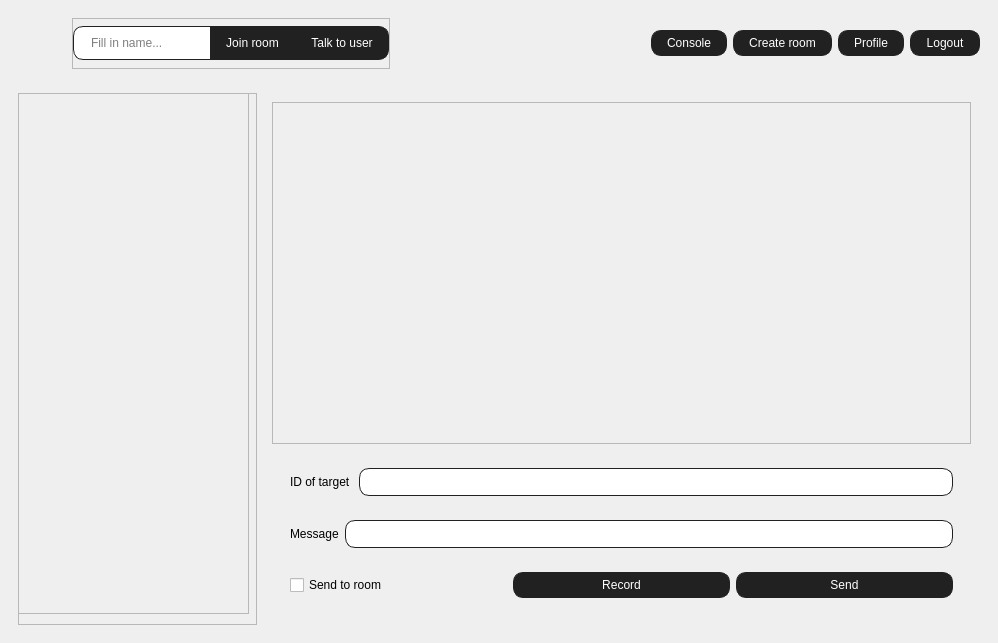
sarek167/PWChat, file PWChat/client/ui/mainwindow.ui: the form before one commit.
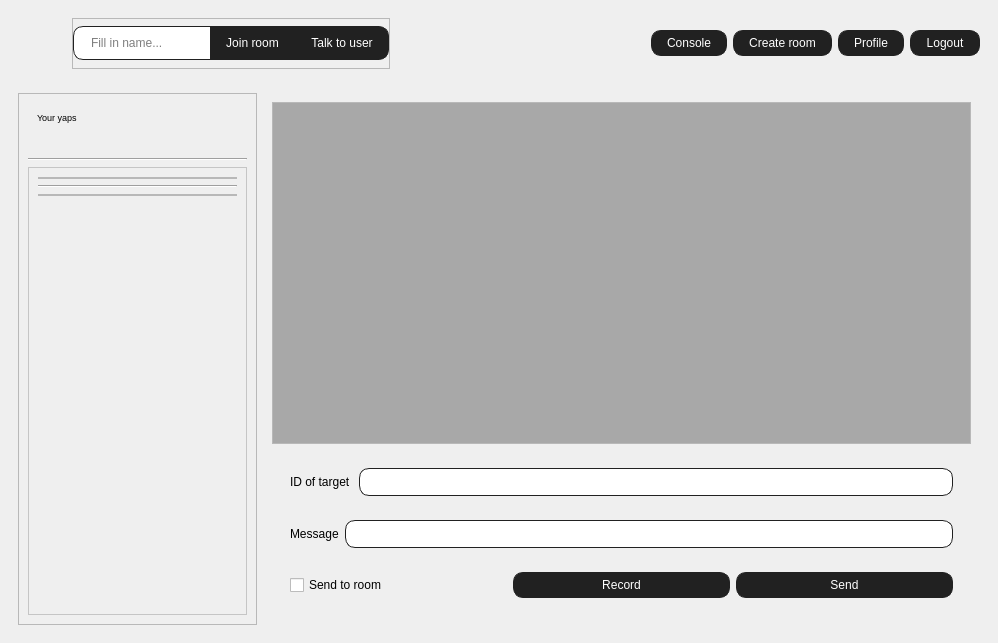
The form after the commit. Icons and pictures are not drawn.

Commit message: !➕ added: Room displaying, joning and creating in gui

```diff
--- a/PWChat/client/ui/mainwindow.ui
+++ b/PWChat/client/ui/mainwindow.ui
@@ -23,6 +23,22 @@
 	border-radius: 10px;
 }
 
+QFrame[class=&quot;sideWidget&quot;]{
+	background-color: #fff;
+	border-radius: 10px;
+	color: black;
+}
+
+QScrollArea#sideScroll {
+	background-color: #fff;
+	color: black;
+}
+
+QWidget#MessagesWidget {
+	background-color:  #a8a8a8;
+	border: 0;
+}
+
 QLineEdit {
 	border-radius: 10px;
 	border: 1px solid #212121;
@@ -208,29 +224,138 @@
          <property name="frameShadow">
           <enum>QFrame::Shadow::Raised</enum>
          </property>
-         <widget class="QScrollArea" name="scrollArea">
-          <property name="geometry">
-           <rect>
-            <x>0</x>
-            <y>0</y>
-            <width>231</width>
-            <height>521</height>
-           </rect>
-          </property>
-          <property name="widgetResizable">
-           <bool>true</bool>
-          </property>
-          <widget class="QWidget" name="scrollAreaWidgetContents">
-           <property name="geometry">
-            <rect>
-             <x>0</x>
-             <y>0</y>
-             <width>229</width>
-             <height>519</height>
-            </rect>
-           </property>
-          </widget>
-         </widget>
+         <property name="class" stdset="0">
+          <string>sideWidget</string>
+         </property>
+         <layout class="QVBoxLayout" name="verticalLayout_6">
+          <item>
+           <widget class="QWidget" name="currentUserCard" native="true">
+            <layout class="QVBoxLayout" name="verticalLayout_5">
+             <item>
+              <widget class="QLabel" name="labelYaps">
+               <property name="font">
+                <font>
+                 <pointsize>7</pointsize>
+                </font>
+               </property>
+               <property name="text">
+                <string>Your yaps</string>
+               </property>
+              </widget>
+             </item>
+             <item>
+              <widget class="QLabel" name="labelUsername">
+               <property name="font">
+                <font>
+                 <bold>true</bold>
+                </font>
+               </property>
+               <property name="text">
+                <string>&lt;username&gt;</string>
+               </property>
+              </widget>
+             </item>
+            </layout>
+           </widget>
+          </item>
+          <item>
+           <widget class="Line" name="line">
+            <property name="orientation">
+             <enum>Qt::Orientation::Horizontal</enum>
+            </property>
+           </widget>
+          </item>
+          <item>
+           <widget class="QScrollArea" name="sideScroll">
+            <property name="widgetResizable">
+             <bool>true</bool>
+            </property>
+            <property name="class" stdset="0">
+             <string>sideWidget</string>
+            </property>
+            <widget class="QWidget" name="scrollAreaWidgetContents">
+             <property name="geometry">
+              <rect>
+               <x>0</x>
+               <y>0</y>
+               <width>215</width>
+               <height>418</height>
+              </rect>
+             </property>
+             <layout class="QVBoxLayout" name="verticalLayout_4">
+              <item>
+               <widget class="QFrame" name="peopleWidget">
+                <property name="frameShape">
+                 <enum>QFrame::Shape::StyledPanel</enum>
+                </property>
+                <property name="frameShadow">
+                 <enum>QFrame::Shadow::Raised</enum>
+                </property>
+                <layout class="QVBoxLayout" name="verticalLayoutPeople">
+                 <property name="leftMargin">
+                  <number>0</number>
+                 </property>
+                 <property name="topMargin">
+                  <number>0</number>
+                 </property>
+                 <property name="rightMargin">
+                  <number>0</number>
+                 </property>
+                 <property name="bottomMargin">
+                  <number>0</number>
+                 </property>
+                </layout>
+               </widget>
+              </item>
+              <item>
+               <widget class="Line" name="line_2">
+                <property name="orientation">
+                 <enum>Qt::Orientation::Horizontal</enum>
+                </property>
+               </widget>
+              </item>
+              <item>
+               <widget class="QFrame" name="roomWidget">
+                <property name="frameShape">
+                 <enum>QFrame::Shape::StyledPanel</enum>
+                </property>
+                <property name="frameShadow">
+                 <enum>QFrame::Shadow::Raised</enum>
+                </property>
+                <layout class="QVBoxLayout" name="verticalLayoutRooms">
+                 <property name="leftMargin">
+                  <number>0</number>
+                 </property>
+                 <property name="topMargin">
+                  <number>0</number>
+                 </property>
+                 <property name="rightMargin">
+                  <number>0</number>
+                 </property>
+                 <property name="bottomMargin">
+                  <number>0</number>
+                 </property>
+                </layout>
+               </widget>
+              </item>
+              <item>
+               <spacer name="verticalSpacerSide">
+                <property name="orientation">
+                 <enum>Qt::Orientation::Vertical</enum>
+                </property>
+                <property name="sizeHint" stdset="0">
+                 <size>
+                  <width>20</width>
+                  <height>40</height>
+                 </size>
+                </property>
+               </spacer>
+              </item>
+             </layout>
+            </widget>
+           </widget>
+          </item>
+         </layout>
         </widget>
        </item>
        <item>
```
The commit also changes 32 other files.
